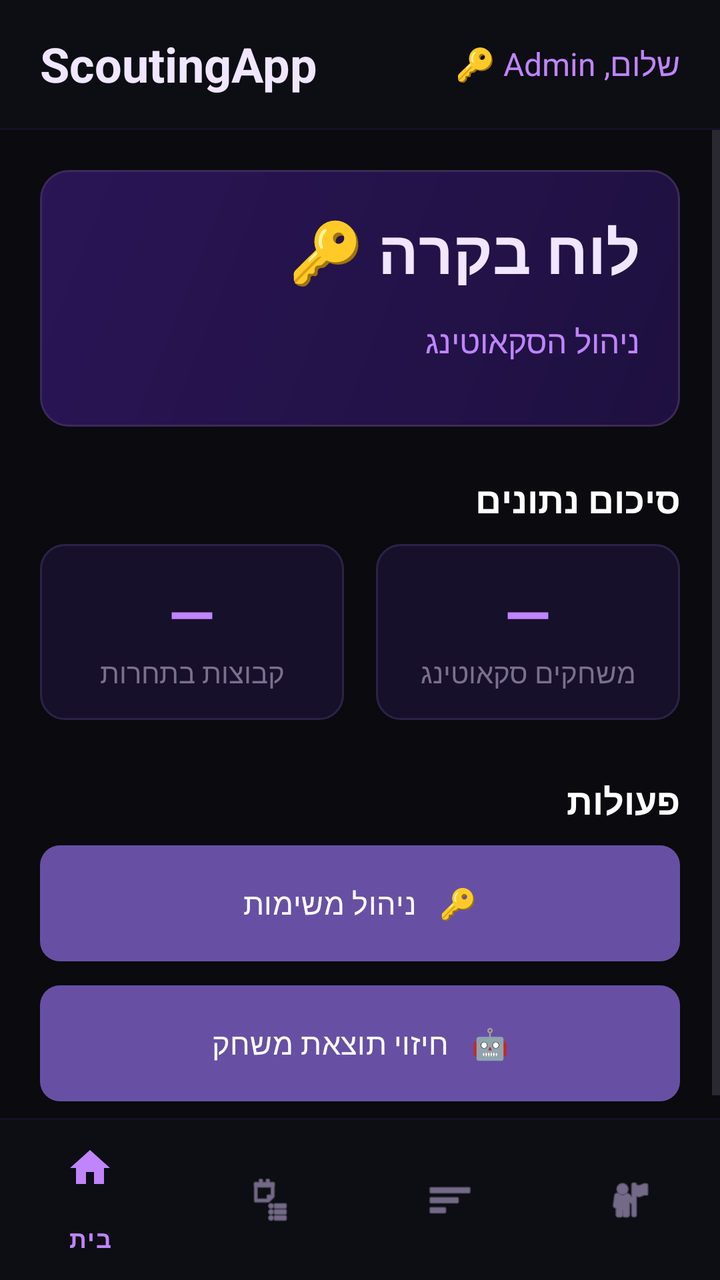
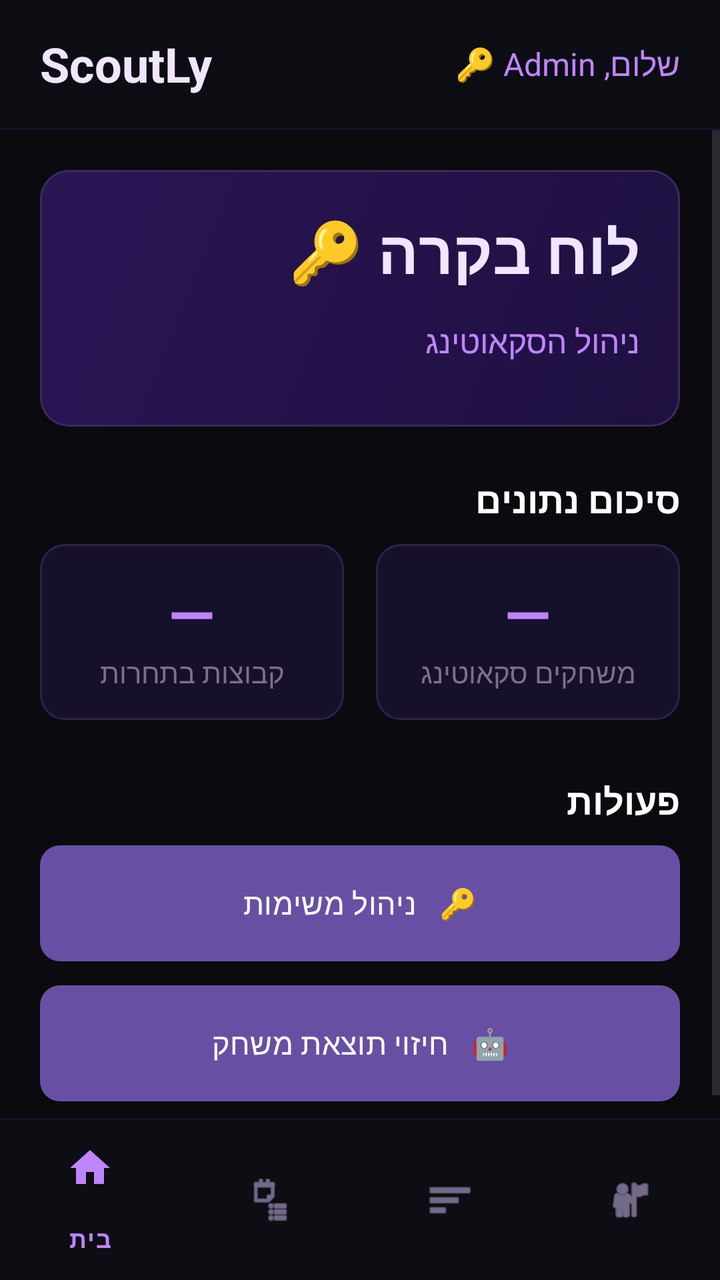

The first picture is an Android layout as it rendered before a commit; the second is the same layout after the commit. The layout source and the unified diff follow.
<!-- AndroidManifest.xml: application theme Theme.MainApp -->
<!-- res/layout/activity_admin_main.xml -->
<?xml version="1.0" encoding="utf-8"?>
<LinearLayout xmlns:android="http://schemas.android.com/apk/res/android"
    xmlns:app="http://schemas.android.com/apk/res-auto"
    android:layout_width="match_parent"
    android:layout_height="match_parent"
    android:orientation="vertical"
    android:background="#0A0A0F">

    
    <LinearLayout
        android:layout_width="match_parent"
        android:layout_height="64dp"
        android:orientation="horizontal"
        android:gravity="center_vertical"
        android:paddingStart="20dp"
        android:paddingEnd="20dp"
        android:background="#0D0D14">

        <TextView
            android:layout_width="wrap_content"
            android:layout_height="wrap_content"
            android:text="ScoutingApp"
            android:textSize="24sp"
            android:textStyle="bold"
            android:textColor="#F0E6FF" />

        <View android:layout_width="0dp" android:layout_height="0dp" android:layout_weight="1" />

        <TextView
            android:id="@+id/textViewWelcome"
            android:layout_width="wrap_content"
            android:layout_height="wrap_content"
            android:text="שלום, Admin 🔑"
            android:textSize="16sp"
            android:textColor="#C084FC"
            android:maxLines="1"
            android:ellipsize="end" />

    </LinearLayout>

    <View android:layout_width="match_parent" android:layout_height="1dp" android:background="#16102A" />

    <FrameLayout
        android:layout_width="match_parent"
        android:layout_height="0dp"
        android:layout_weight="1">

        
        <ScrollView
            android:id="@+id/panelHome"
            android:layout_width="match_parent"
            android:layout_height="match_parent"
            android:background="#0A0A0F"
            android:visibility="visible">

            <LinearLayout
                android:layout_width="match_parent"
                android:layout_height="wrap_content"
                android:orientation="vertical"
                android:padding="20dp">

                
                <LinearLayout
                    android:layout_width="match_parent"
                    android:layout_height="wrap_content"
                    android:orientation="vertical"
                    android:background="@drawable/card_bg_purple"
                    android:padding="20dp"
                    android:layout_marginBottom="24dp"
                    android:gravity="right">

                    <TextView
                        android:layout_width="wrap_content"
                        android:layout_height="wrap_content"
                        android:text="לוח בקרה 🔑"
                        android:textSize="30sp"
                        android:textStyle="bold"
                        android:textColor="#F0E6FF"
                        android:layout_marginBottom="4dp" />

                    <TextView
                        android:layout_width="wrap_content"
                        android:layout_height="wrap_content"
                        android:text="ניהול הסקאוטינג"
                        android:layout_marginTop="10dp"

                        android:textSize="16sp"
                        android:textColor="#C084FC"
                        android:layout_marginBottom="12dp" />




                </LinearLayout>

                
                <TextView
                    android:layout_width="match_parent"
                    android:layout_height="wrap_content"
                    android:text="סיכום נתונים"
                    android:textSize="18sp"
                    android:textColor="#FFFFFF"
                    android:textStyle="bold"
                    android:layout_marginBottom="10dp" />

                <LinearLayout
                    android:layout_width="match_parent"
                    android:layout_height="wrap_content"
                    android:orientation="horizontal"
                    android:layout_marginBottom="28dp">

                    <LinearLayout
                        android:layout_width="0dp"
                        android:layout_height="88dp"
                        android:layout_weight="1"
                        android:layout_marginEnd="8dp"
                        android:orientation="vertical"
                        android:gravity="center"
                        android:background="@drawable/card_bg_dark">

                        <TextView
                            android:id="@+id/tvTeamCount"
                            android:layout_width="wrap_content"
                            android:layout_height="wrap_content"
                            android:text="—"
                            android:textSize="30sp"
                            android:textStyle="bold"
                            android:textColor="#C084FC" />

                        <TextView
                            android:layout_width="wrap_content"
                            android:layout_height="wrap_content"
                            android:text="קבוצות בתחרות"
                            android:textSize="14sp"
                            android:textColor="#7C6F8E" />

                    </LinearLayout>

                    <LinearLayout
                        android:layout_width="0dp"
                        android:layout_height="88dp"
                        android:layout_weight="1"
                        android:layout_marginStart="8dp"
                        android:orientation="vertical"
                        android:gravity="center"
                        android:background="@drawable/card_bg_dark">

                        <TextView
                            android:id="@+id/tvGamesCount"
                            android:layout_width="wrap_content"
                            android:layout_height="wrap_content"
                            android:text="—"
                            android:textSize="30sp"
                            android:textStyle="bold"
                            android:textColor="#C084FC" />

                        <TextView
                            android:layout_width="wrap_content"
                            android:layout_height="wrap_content"
                            android:text="משחקים סקאוטינג"
                            android:textSize="14sp"
                            android:textAlignment="center"
                            android:textColor="#7C6F8E" />

                    </LinearLayout>

                </LinearLayout>

                
                <TextView
                    android:layout_width="match_parent"
                    android:layout_height="wrap_content"
                    android:text="פעולות"
                    android:textSize="18sp"
                    android:textColor="#FFFFFF"
                    android:textStyle="bold"
                    android:layout_marginBottom="10dp" />

                <Button
                    android:id="@+id/btnAdminPanel"
                    android:layout_width="match_parent"
                    android:layout_height="58dp"
                    android:layout_marginBottom="12dp"
                    android:text="🔑   ניהול משימות"
                    android:textColor="#FFFFFF"
                    android:textSize="15sp"
                    android:background="@drawable/btn_primary"
                    android:stateListAnimator="@null" />

                <Button
                    android:id="@+id/btnPrediction"
                    android:layout_width="match_parent"
                    android:layout_height="58dp"
                    android:text="🤖   חיזוי תוצאת משחק"
                    android:textColor="#FFFFFF"
                    android:textSize="15sp"
                    android:background="@drawable/btn_primary"
                    android:stateListAnimator="@null" />

            </LinearLayout>

        </ScrollView>

        
        <LinearLayout
            android:id="@+id/panelProfile"
            android:layout_width="match_parent"
            android:layout_height="match_parent"
            android:orientation="vertical"
            android:padding="20dp"
            android:visibility="gone">

            <androidx.cardview.widget.CardView
                android:layout_width="match_parent"
                android:layout_height="wrap_content"
                android:layout_marginBottom="16dp"
                app:cardBackgroundColor="#1A1025"
                app:cardCornerRadius="16dp"
                app:cardElevation="6dp">

                <LinearLayout
                    android:layout_width="match_parent"
                    android:layout_height="wrap_content"
                    android:orientation="vertical"
                    android:padding="20dp">

                    <TextView
                        android:id="@+id/tvProfileName"
                        android:layout_width="match_parent"
                        android:layout_height="wrap_content"
                        android:text="שם"
                        android:textColor="#F0E6FF"
                        android:textSize="18sp"
                        android:textStyle="bold"
                        android:gravity="center"
                        android:layout_marginBottom="4dp" />

                    <TextView
                        android:id="@+id/tvProfileEmail"
                        android:layout_width="match_parent"
                        android:layout_height="wrap_content"
                        android:text="email"
                        android:textColor="#7C6F8E"
                        android:textSize="13sp"
                        android:gravity="center"
                        android:layout_marginBottom="8dp" />

                    <TextView
                        android:id="@+id/tvProfileRole"
                        android:layout_width="wrap_content"
                        android:layout_height="wrap_content"
                        android:layout_gravity="center"
                        android:text="🔑 Admin"
                        android:textColor="#C084FC"
                        android:textSize="13sp"
                        android:background="#2A1F3D"
                        android:paddingStart="12dp"
                        android:paddingEnd="12dp"
                        android:paddingTop="4dp"
                        android:paddingBottom="4dp" />

                </LinearLayout>

            </androidx.cardview.widget.CardView>

            <Button
                android:id="@+id/buttonLogout"
                android:layout_width="match_parent"
                android:layout_height="wrap_content"
                android:text="התנתק"
                android:textColor="#FF5050"
                android:backgroundTint="#1A0A0A"
                android:layout_marginTop="8dp" />

        </LinearLayout>

    </FrameLayout>

    <View android:layout_width="match_parent" android:layout_height="1dp" android:background="#16102A" />

    <com.google.android.material.bottomnavigation.BottomNavigationView
        android:id="@+id/bottomNav"
        android:layout_width="match_parent"
        android:layout_height="wrap_content"
        android:background="#0D0D14"
        app:itemIconTint="@color/bottom_nav_colors"
        app:itemTextColor="@color/bottom_nav_colors"
        app:itemActiveIndicatorStyle="@null"
        app:menu="@menu/bottom_nav_menu" />

</LinearLayout>
<!-- resources referenced by this layout -->
<resources>
  <!-- drawable btn_primary (drawable) -->
  <?xml version="1.0" encoding="utf-8"?>
  <shape xmlns:android="http://schemas.android.com/apk/res/android"
      android:shape="rectangle">
      <gradient
          android:startColor="#7C3AED"
          android:endColor="#9D00FF"
          android:angle="135"
          android:type="linear" />
      <corners android:radius="10dp" />
  </shape>
  <!-- drawable card_bg_dark (drawable) -->
  <?xml version="1.0" encoding="utf-8"?>
  <shape xmlns:android="http://schemas.android.com/apk/res/android"
      android:shape="rectangle">
      <solid android:color="#16102A" />
      <stroke android:width="1dp" android:color="#2E2248" />
      <corners android:radius="12dp" />
  </shape>
  <!-- drawable card_bg_purple (drawable) -->
  <?xml version="1.0" encoding="utf-8"?>
  <shape xmlns:android="http://schemas.android.com/apk/res/android"
      android:shape="rectangle">
      <gradient
          android:startColor="#1E1040"
          android:endColor="#2A1555"
          android:angle="135"
          android:type="linear" />
      <stroke android:width="1dp" android:color="#3B2A5A" />
      <corners android:radius="14dp" />
  </shape>
  <style name="Theme.MainApp" parent="Base.Theme.MainApp" />
  <style name="Base.Theme.MainApp" parent="Theme.Material3.DayNight.NoActionBar">
          
          
      </style>
</resources>

<!-- the commit's change to res/layout/activity_admin_main.xml (unified diff, before → after) -->
@@ -19,7 +19,7 @@
         <TextView
             android:layout_width="wrap_content"
             android:layout_height="wrap_content"
-            android:text="ScoutingApp"
+            android:text="ScoutLy"
             android:textSize="24sp"
             android:textStyle="bold"
             android:textColor="#F0E6FF" />
